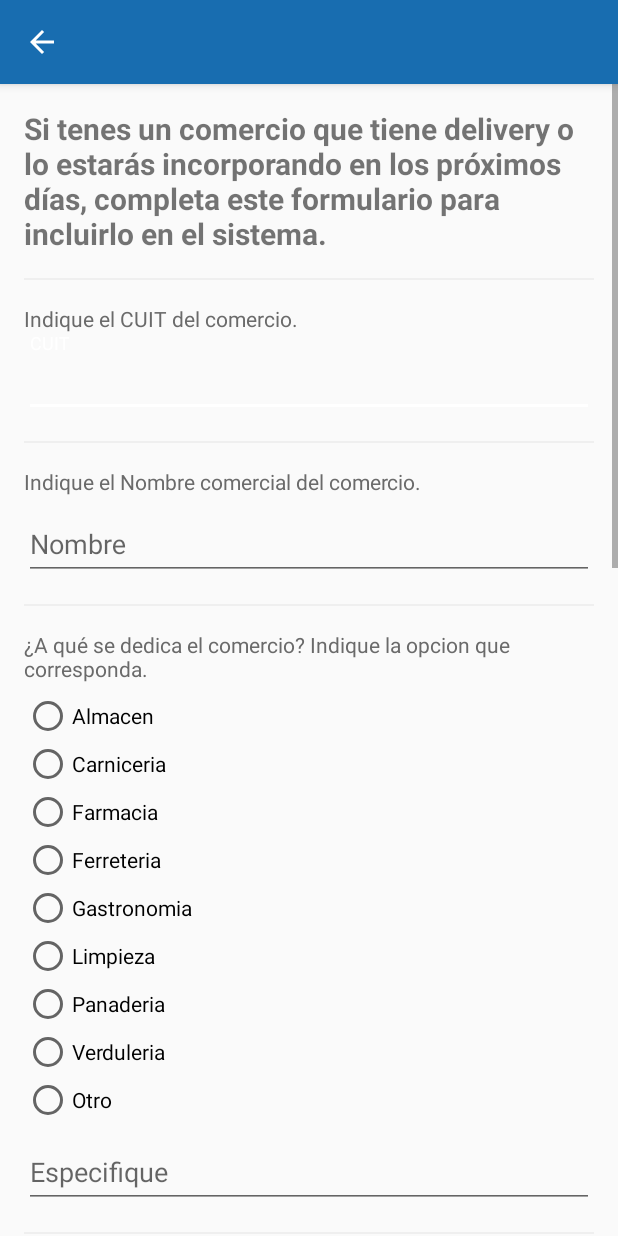
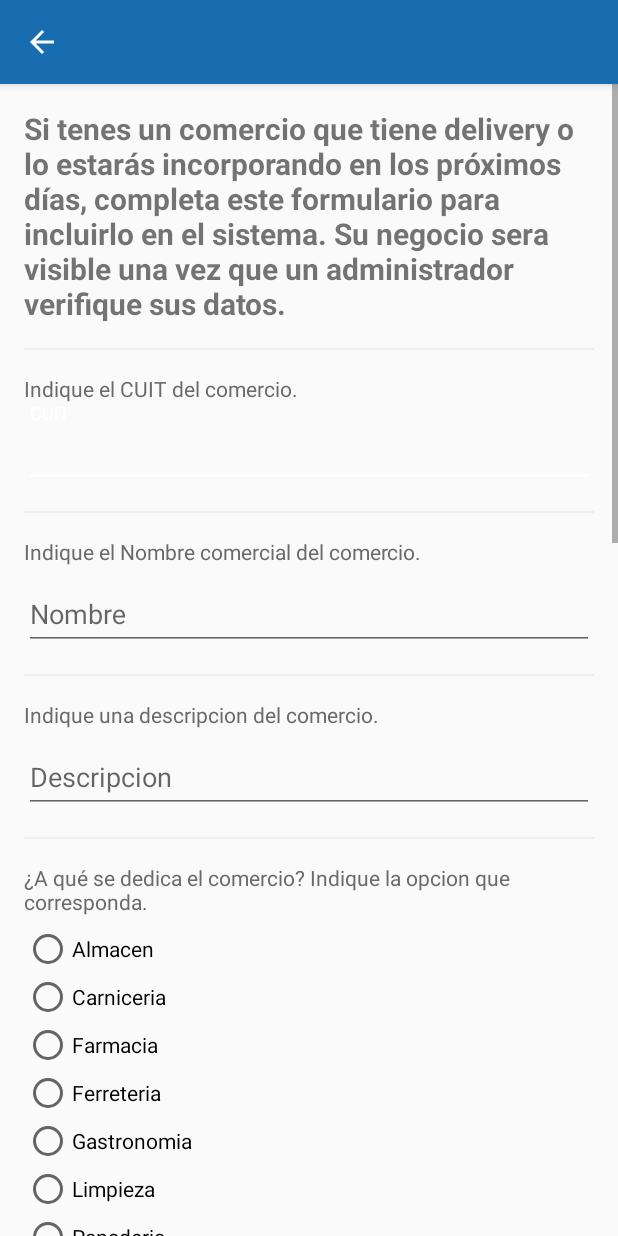
Before and after one commit to alexismorison95/concepcionApp, an Android app: the layout activity_comerciante.xml on its own in the app's theme, with its tools: preview values and no code run, on a phone screen of 412 x 824 dp. Run offline under Robolectric (Android 15) with nearby library versions, the phone set to English and light mode, and no system bars.

Commit message:
ActivityComerciante funcionando

```diff
--- a/app/build.gradle
+++ b/app/build.gradle
@@ -41,6 +41,8 @@ dependencies {
     implementation 'com.google.firebase:firebase-analytics:17.2.3'
     implementation 'com.google.firebase:firebase-auth:19.3.0'
     implementation 'com.firebaseui:firebase-ui-auth:4.3.1'
+    implementation 'com.google.firebase:firebase-storage:19.1.1'
+    implementation 'com.google.firebase:firebase-firestore:21.4.1'
     testImplementation 'junit:junit:4.12'
     androidTestImplementation 'androidx.test.ext:junit:1.1.1'
     androidTestImplementation 'androidx.test.espresso:espresso-core:3.2.0'
--- a/app/src/main/AndroidManifest.xml
+++ b/app/src/main/AndroidManifest.xml
@@ -2,6 +2,7 @@
 <manifest xmlns:android="http://schemas.android.com/apk/res/android"
     package="com.morris.concepcionapp">
 
+    <uses-permission android:name="android.permission.ACCESS_NETWORK_STATE"/>
     <uses-permission android:name="android.permission.INTERNET" />
 
     <application
--- a/app/src/main/res/layout/activity_comerciante.xml
+++ b/app/src/main/res/layout/activity_comerciante.xml
@@ -95,7 +95,35 @@
                     android:hint="Nombre"
                     android:inputType="text"
                     android:imeOptions="actionNext"
-                    android:nextFocusDown="@id/rgc_almacen"
+                    android:nextFocusDown="@id/formulario_descripcion"
+                    android:singleLine="true"/>
+
+            </com.google.android.material.textfield.TextInputLayout>
+
+            <ImageView
+                android:layout_width="match_parent"
+                android:layout_height="1dp"
+                android:background="@color/colorGrisClaro"
+                android:layout_marginBottom="16dp"/>
+
+            <TextView
+                android:layout_width="wrap_content"
+                android:layout_height="wrap_content"
+                android:text="Indique una descripcion del comercio."
+                android:textColor="@color/colorText"/>
+
+            <com.google.android.material.textfield.TextInputLayout
+                android:layout_width="match_parent"
+                android:layout_height="match_parent"
+                android:layout_marginBottom="16dp">
+
+                <com.google.android.material.textfield.TextInputEditText
+                    android:id="@+id/formulario_descripcion"
+                    android:layout_width="match_parent"
+                    android:layout_height="wrap_content"
+                    android:hint="Descripcion"
+                    android:inputType="text"
+                    android:imeOptions="actionNext"
                     android:singleLine="true"/>
 
             </com.google.android.material.textfield.TextInputLayout>
@@ -118,8 +146,7 @@
                 android:layout_width="match_parent"
                 android:layout_height="match_parent"
                 android:orientation="vertical"
-                android:layout_marginBottom="16dp"
-                android:nextFocusForward="@id/radio_group_personal">
+                android:layout_marginBottom="16dp">
 
                 <RadioButton
                     android:id="@+id/rgc_almacen"
@@ -175,23 +202,6 @@
                     android:layout_height="wrap_content"
                     android:text="Otro"/>
 
-                <com.google.android.material.textfield.TextInputLayout
-                    android:layout_width="match_parent"
-                    android:layout_height="wrap_content">
-
-                    <com.google.android.material.textfield.TextInputEditText
-                        android:id="@+id/rgc_otro_explicacion"
-                        android:layout_width="match_parent"
-                        android:layout_height="wrap_content"
-                        android:hint="Especifique"
-                        android:imeOptions="actionNext"
-                        android:nextFocusForward="@id/radio_group_personal"
-                        android:singleLine="true"
-                        android:focusableInTouchMode="false"
-                        android:inputType="text"/>
-
-                </com.google.android.material.textfield.TextInputLayout>
-
             </RadioGroup>
 
             <ImageView
@@ -212,8 +222,7 @@
                 android:layout_width="match_parent"
                 android:layout_height="match_parent"
                 android:orientation="vertical"
-                android:layout_marginBottom="16dp"
-                android:nextFocusForward="@id/formulario_horarios">
+                android:layout_marginBottom="16dp">
 
                 <RadioButton
                     android:id="@+id/rgp_si_propio"
@@ -432,4 +441,9 @@
 
     </ScrollView>
 
+    <include
+        android:id="@+id/llProgrssBar"
+        android:visibility="gone"
+        layout="@layout/progress_bar_custom"/>
+
 </androidx.coordinatorlayout.widget.CoordinatorLayout>
--- a/app/src/main/res/values/colors.xml
+++ b/app/src/main/res/values/colors.xml
@@ -8,5 +8,6 @@
     <color name="colorText">#6A6A6A</color>
     <color name="colorTransparent">#006A6A6A</color>
     <color name="colorGrisClaro">#EFEFEF</color>
+    <color name="colorSemiTransparent">#8F000000</color>
 
 </resources>
--- a/app/src/main/res/values/strings.xml
+++ b/app/src/main/res/values/strings.xml
@@ -13,5 +13,5 @@
     <string name="otro">Otro</string>
     <string name="panaderia">Panadería</string>
     <string name="verduleria">Verdulería</string>
-    <string name="formulario_explicacion">Si tenes un comercio que tiene delivery o lo estarás incorporando en los próximos días, completa este formulario para incluirlo en el sistema.</string>
+    <string name="formulario_explicacion">Si tenes un comercio que tiene delivery o lo estarás incorporando en los próximos días, completa este formulario para incluirlo en el sistema. Su negocio sera visible una vez que un administrador verifique sus datos.</string>
 </resources>
```
Also changed, not shown: app/src/main/java/com/morris/concepcionapp/Negocio.kt (+8 -1 lines), app/src/main/java/com/morris/concepcionapp/ui/main/BuscarActivity.kt (+37 -37 lines), app/src/main/java/com/morris/concepcionapp/ui/main/ComercianteActivity.kt (+137 -28 lines), app/src/main/res/layout/progress_bar_custom.xml (added, +14 -0 lines).
